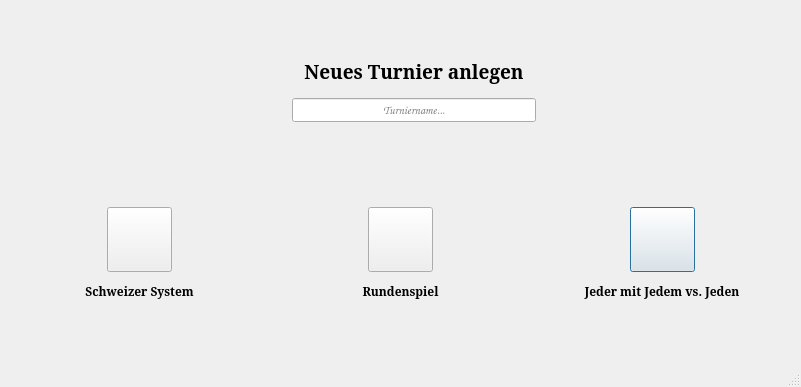
First picture: the form in mainwindow.ui, repository Mofty/DemoTournamentPlanner, before the edit.
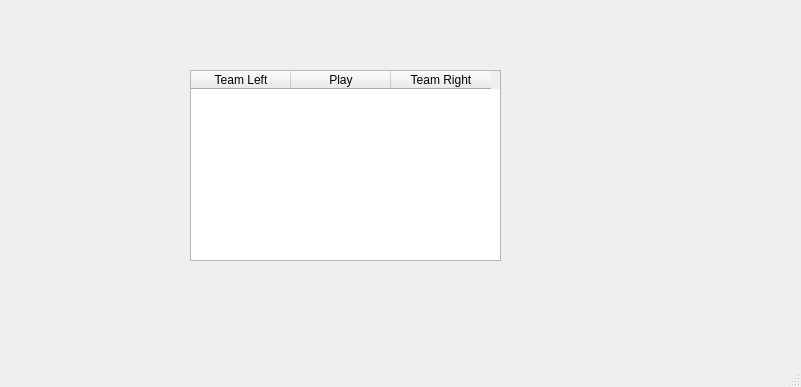
Second picture: the form after the edit. The open tabs and pages were chosen to show the change. Icons and pictures are not drawn.

Commit message: next page bugfix

What changed in the file:
```diff
--- a/mainwindow.ui
+++ b/mainwindow.ui
@@ -786,6 +786,33 @@
       </property>
      </widget>
     </widget>
+    <widget class="QWidget" name="page_tournyResult">
+     <widget class="QTableWidget" name="tableWidget">
+      <property name="geometry">
+       <rect>
+        <x>190</x>
+        <y>70</y>
+        <width>311</width>
+        <height>191</height>
+       </rect>
+      </property>
+      <column>
+       <property name="text">
+        <string>Team Left</string>
+       </property>
+      </column>
+      <column>
+       <property name="text">
+        <string>Play</string>
+       </property>
+      </column>
+      <column>
+       <property name="text">
+        <string>Team Right</string>
+       </property>
+      </column>
+     </widget>
+    </widget>
    </widget>
   </widget>
   <widget class="QMenuBar" name="menuBar">
```
Left out of the diff: 12 changed lines with no effect on the pictures. The commit also changes 2 other files.
